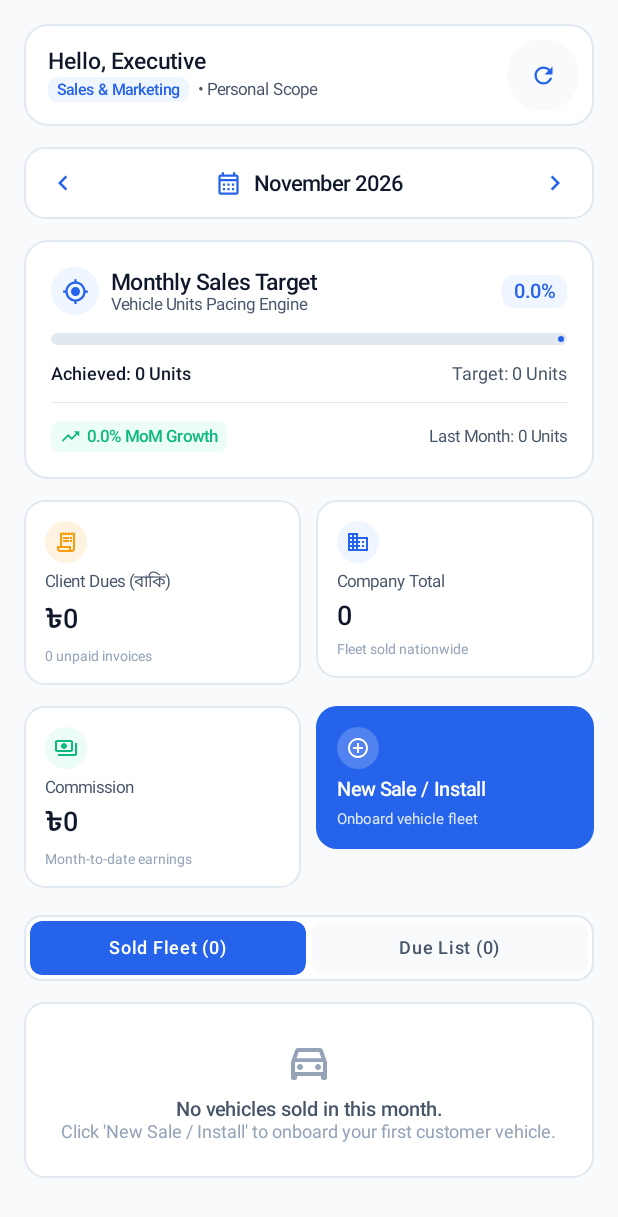
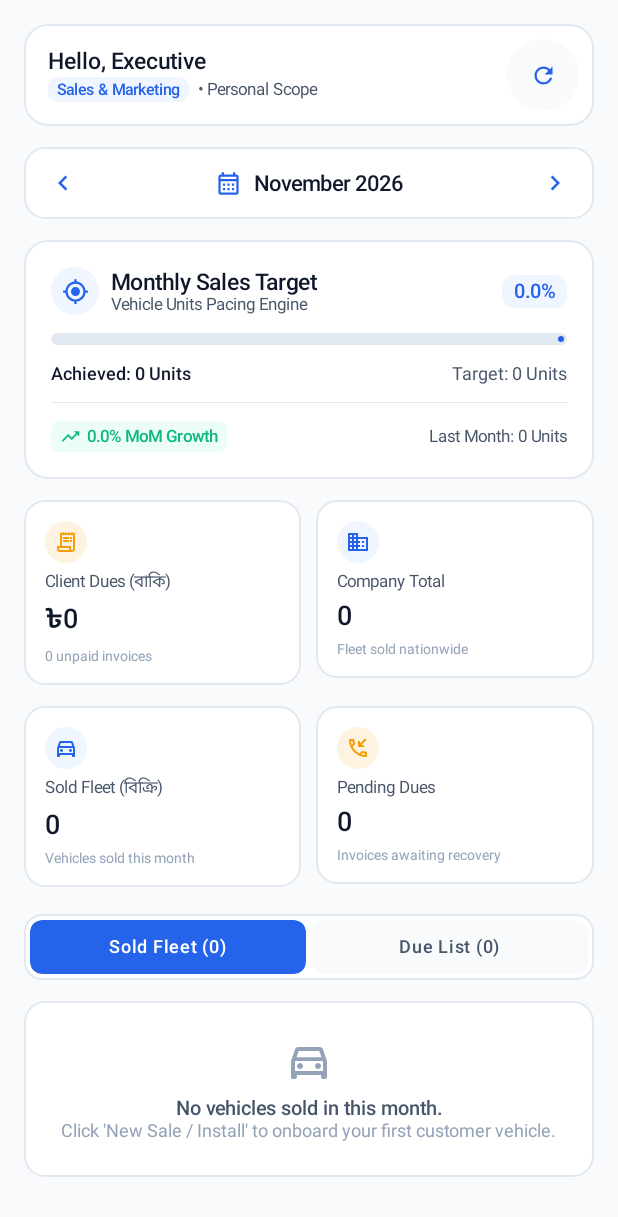
Before and after one commit to logicalfahim/mtrack-erp-app, an Android app built with Jetpack Compose: the composable SellerDashboardScreen shown on its own in the app's theme, on a phone screen of 412 x 824 dp. Shown: the top 1217 px of the screen. Run offline under Robolectric (Android 15) with nearby library versions, the phone set to English and light mode, and no system bars.

Commit message:
refactor(sales): decouple installation and support modules from pure sales dashboard

```diff
--- a/app/src/main/java/com/mtrack/installer/MainActivity.kt
+++ b/app/src/main/java/com/mtrack/installer/MainActivity.kt
@@ -156,11 +156,7 @@ class MainActivity : ComponentActivity() {
                                 when (currentRoute) {
                                     "dashboard" -> {
                                         SellerDashboardScreen(
-                                            dashboardViewModel = dashboardViewModel,
-                                            onNavigateToInstall = {
-                                                currentRoute = "install_wizard"
-                                                installViewModel.resetForm()
-                                            }
+                                            dashboardViewModel = dashboardViewModel
                                         )
                                     }
                                     "install_wizard" -> {
--- a/app/src/main/java/com/mtrack/installer/ui/components/AppDrawer.kt
+++ b/app/src/main/java/com/mtrack/installer/ui/components/AppDrawer.kt
@@ -111,8 +111,10 @@ fun AppDrawer(
                 .padding(horizontal = 12.dp),
             verticalArrangement = Arrangement.spacedBy(4.dp)
         ) {
+            val isSales = currentUser?.role?.lowercase() in listOf("seller", "sales", "marketing", "sales_executive") || currentUser?.department?.lowercase()?.contains("sales") == true
+
             DrawerMenuItem(
-                title = "Department Dashboard",
+                title = if (isSales) "Sales Dashboard" else "Department Dashboard",
                 icon = Icons.Outlined.Dashboard,
                 isSelected = currentRoute == "dashboard",
                 onClick = {
@@ -121,18 +123,21 @@ fun AppDrawer(
                 }
             )
 
+            // Installation requests are strictly for Technical / Support roles
+            if (!isSales && currentUser?.role?.lowercase() in listOf("technician", "installer", "support", "technical", "admin", "superadmin")) {
                 DrawerMenuItem(
-                title = "New Installation Request",
-                icon = Icons.Outlined.AddCircleOutline,
+                    title = "Installation Operations",
+                    icon = Icons.Outlined.Build,
                     isSelected = currentRoute == "install_wizard",
                     onClick = {
                         onNavigate("install_wizard")
                         onCloseDrawer()
                     }
                 )
+            }
 
             DrawerMenuItem(
-                title = "About Us (Company)",
+                title = "About M TRACK ERP",
                 icon = Icons.Outlined.Info,
                 isSelected = currentRoute == "about_us",
                 onClick = {
--- a/app/src/main/java/com/mtrack/installer/ui/screens/SellerDashboardScreen.kt
+++ b/app/src/main/java/com/mtrack/installer/ui/screens/SellerDashboardScreen.kt
@@ -35,7 +35,7 @@ import java.util.*
 @Composable
 fun SellerDashboardScreen(
     dashboardViewModel: DashboardViewModel,
-    onNavigateToInstall: () -> Unit
+    onNavigateToInstall: (() -> Unit)? = null
 ) {
     val state by dashboardViewModel.uiState.collectAsState()
     val context = LocalContext.current
@@ -362,49 +362,31 @@ fun SellerDashboardScreen(
                 modifier = Modifier.fillMaxWidth(),
                 horizontalArrangement = Arrangement.spacedBy(10.dp)
             ) {
-                // Earned Commission
+                // Sold Vehicles Count (Clicking switches to Fleet Tab)
                 KpiMetricCard(
-                    modifier = Modifier.weight(1f),
-                    title = "Commission",
-                    value = "৳${numberFormatShort(salesData?.earnedCommission ?: 0.0)}",
-                    subtitle = "Month-to-date earnings",
-                    icon = Icons.Outlined.Payments,
-                    iconTint = EmeraldSuccess,
-                    iconBg = EmeraldBg
+                    modifier = Modifier
+                        .weight(1f)
+                        .clickable { selectedTab = 0 },
+                    title = "Sold Fleet (বিক্রি)",
+                    value = "${salesData?.soldVehiclesCount ?: 0}",
+                    subtitle = "Vehicles sold this month",
+                    icon = Icons.Outlined.DirectionsCar,
+                    iconTint = BrandBluePrimary,
+                    iconBg = BrandBlueLight
                 )
 
-                // Quick Action: New Install / Sale
-                Card(
+                // Unpaid Due Invoices Count (Clicking switches to Due Tab)
+                KpiMetricCard(
                     modifier = Modifier
                         .weight(1f)
-                        .clickable(onClick = onNavigateToInstall),
-                    shape = RoundedCornerShape(14.dp),
-                    colors = CardDefaults.cardColors(containerColor = BrandBluePrimary),
-                    elevation = CardDefaults.cardElevation(defaultElevation = 0.dp)
-                ) {
-                    Column(
-                        modifier = Modifier.padding(14.dp),
-                        verticalArrangement = Arrangement.spacedBy(6.dp)
-                    ) {
-                        Box(
-                            modifier = Modifier
-                                .size(28.dp)
-                                .clip(CircleShape)
-                                .background(CardBackground.copy(alpha = 0.2f)),
-                            contentAlignment = Alignment.Center
-                        ) {
-                            Icon(imageVector = Icons.Outlined.AddCircleOutline, contentDescription = null, tint = CardBackground, modifier = Modifier.size(16.dp))
-                        }
-                        Text(
-                            text = "New Sale / Install",
-                            style = MaterialTheme.typography.titleMedium.copy(fontWeight = FontWeight.SemiBold, color = CardBackground, fontSize = 13.sp)
-                        )
-                        Text(
-                            text = "Onboard vehicle fleet",
-                            style = MaterialTheme.typography.labelSmall.copy(color = CardBackground.copy(alpha = 0.85f), fontSize = 10.sp)
-                        )
-                    }
-                }
+                        .clickable { selectedTab = 1 },
+                    title = "Pending Dues",
+                    value = "${salesData?.clientDuesCount ?: 0}",
+                    subtitle = "Invoices awaiting recovery",
+                    icon = Icons.Outlined.PhoneCallback,
+                    iconTint = AmberWarning,
+                    iconBg = AmberWarning.copy(alpha = 0.12f)
+                )
             }
         }
 
```
Lines whose indentation alone changed are shown as unchanged.
